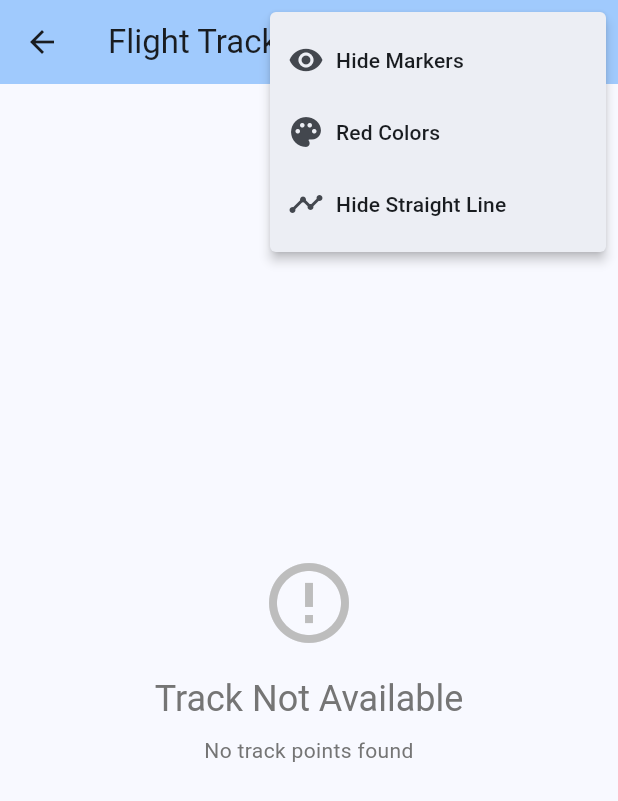
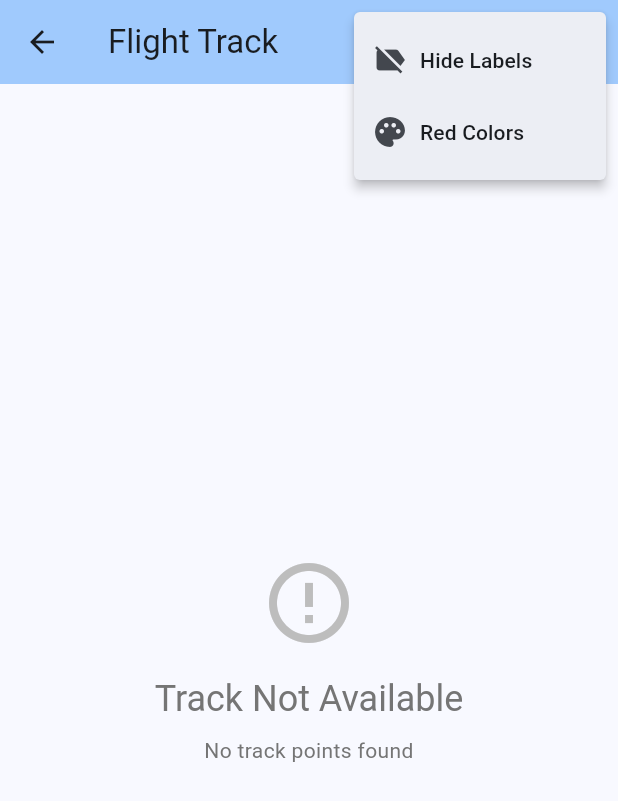
Before and after one commit to Kevin-McIsaac/the_paragliding_app, a Flutter app: the FlightTrackCanvasScreen screen opened directly with empty values, after a tap on the "more vert" icon, on a phone screen of 412 x 824 dp. Shown: the top 801 px of the screen. Run offline on Flutter 3.47's test engine with Material 3 defaults, Android fonts, the phone set to English and light mode, and no system bars; our stand-ins replace file_picker, fl_chart, flutter_map, latlong2, shared_preferences, sqflite and 2 more; accounts and stored records are empty.

Commit message:
Merge show/hide markers and distance into single labels toggle
Combined the separate "Show/Hide Markers" and "Show/Hide Distance"
toggles into a unified "Show/Hide Labels" control. This simplifies
the UI and provides a cleaner user experience.

Changes:
- Replaced _showMarkers and _showStraightLine with single _showLabels state
- All visual labels now toggle together: launch/landing/highest markers,
  distance text, and distance line
- Updated SharedPreferences to use single 'flight_track_show_labels' key
- Simplified FAB menu with single toggle option
- Applied changes to both map and canvas views for consistency
- Fixed crosshairs to remain visible when labels are hidden

Fixes #3

🤖 Generated with [Claude Code](https://claude.ai/code)

Co-Authored-By: Claude <noreply@anthropic.com>

```diff
--- a/free_flight_log_app/lib/presentation/screens/flight_track_canvas_screen.dart
+++ b/free_flight_log_app/lib/presentation/screens/flight_track_canvas_screen.dart
@@ -22,8 +22,7 @@ class _FlightTrackCanvasScreenState extends State<FlightTrackCanvasScreen> {
 
   // Display options
   bool _showAltitudeColors = true;
-  bool _showMarkers = true;
-  bool _showStraightLine = true;
+  bool _showLabels = true;
 
   @override
   void initState() {
@@ -83,15 +82,9 @@ class _FlightTrackCanvasScreenState extends State<FlightTrackCanvasScreen> {
     });
   }
 
-  void _toggleMarkers() {
+  void _toggleLabels() {
     setState(() {
-      _showMarkers = !_showMarkers;
-    });
-  }
-
-  void _toggleStraightLine() {
-    setState(() {
-      _showStraightLine = !_showStraightLine;
+      _showLabels = !_showLabels;
     });
   }
 
@@ -105,25 +98,22 @@ class _FlightTrackCanvasScreenState extends State<FlightTrackCanvasScreen> {
           PopupMenuButton<String>(
             onSelected: (value) {
               switch (value) {
-                case 'markers':
-                  _toggleMarkers();
+                case 'labels':
+                  _toggleLabels();
                   break;
                 case 'colors':
                   _toggleAltitudeColors();
-                  break;
-                case 'straight_line':
-                  _toggleStraightLine();
                   break;
               }
             },
             itemBuilder: (context) => [
               PopupMenuItem(
-                value: 'markers',
+                value: 'labels',
                 child: Row(
                   children: [
-                    Icon(_showMarkers ? Icons.visibility : Icons.visibility_off),
+                    Icon(_showLabels ? Icons.label_off : Icons.label),
                     const SizedBox(width: 8),
-                    Text('${_showMarkers ? 'Hide' : 'Show'} Markers'),
+                    Text('${_showLabels ? 'Hide' : 'Show'} Labels'),
                   ],
                 ),
               ),
@@ -134,16 +124,6 @@ class _FlightTrackCanvasScreenState extends State<FlightTrackCanvasScreen> {
                     Icon(_showAltitudeColors ? Icons.palette : Icons.palette_outlined),
                     const SizedBox(width: 8),
                     Text('${_showAltitudeColors ? 'Red' : 'Altitude'} Colors'),
-                  ],
-                ),
-              ),
-              PopupMenuItem(
-                value: 'straight_line',
-                child: Row(
-                  children: [
-                    Icon(_showStraightLine ? Icons.timeline : Icons.timeline_outlined),
-                    const SizedBox(width: 8),
-                    Text('${_showStraightLine ? 'Hide' : 'Show'} Straight Line'),
                   ],
                 ),
               ),
@@ -297,8 +277,7 @@ class _FlightTrackCanvasScreenState extends State<FlightTrackCanvasScreen> {
         painter: FlightTrackPainter(
           trackPoints: _trackPoints,
           showAltitudeColors: _showAltitudeColors,
-          showMarkers: _showMarkers,
-          showStraightLine: _showStraightLine,
+          showLabels: _showLabels,
           straightDistance: widget.flight.straightDistance,
         ),
       ),
@@ -309,15 +288,13 @@ class _FlightTrackCanvasScreenState extends State<FlightTrackCanvasScreen> {
 class FlightTrackPainter extends CustomPainter {
   final List<IgcPoint> trackPoints;
   final bool showAltitudeColors;
-  final bool showMarkers;
-  final bool showStraightLine;
+  final bool showLabels;
   final double? straightDistance;
 
   FlightTrackPainter({
     required this.trackPoints,
     required this.showAltitudeColors,
-    required this.showMarkers,
-    required this.showStraightLine,
+    required this.showLabels,
     this.straightDistance,
   });
 
@@ -350,7 +327,7 @@ class FlightTrackPainter extends CustomPainter {
     }).toList();
 
     // Draw straight line (behind the track)
-    if (showStraightLine && screenPoints.length >= 2) {
+    if (showLabels && screenPoints.length >= 2) {
       _drawStraightLine(canvas, screenPoints.first, screenPoints.last);
     }
 
@@ -364,7 +341,7 @@ class FlightTrackPainter extends CustomPainter {
     }
 
     // Draw markers
-    if (showMarkers && trackPoints.isNotEmpty) {
+    if (showLabels && trackPoints.isNotEmpty) {
       _drawMarkers(canvas, screenPoints, altitudes, minAlt, maxAlt);
     }
 
@@ -619,8 +596,7 @@ class FlightTrackPainter extends CustomPainter {
   bool shouldRepaint(FlightTrackPainter oldDelegate) {
     return trackPoints != oldDelegate.trackPoints ||
            showAltitudeColors != oldDelegate.showAltitudeColors ||
-           showMarkers != oldDelegate.showMarkers ||
-           showStraightLine != oldDelegate.showStraightLine ||
+           showLabels != oldDelegate.showLabels ||
            straightDistance != oldDelegate.straightDistance;
   }
 }
--- a/free_flight_log_app/lib/presentation/widgets/flight_track_widget.dart
+++ b/free_flight_log_app/lib/presentation/widgets/flight_track_widget.dart
@@ -90,8 +90,7 @@ class _FlightTrackWidgetState extends State<FlightTrackWidget> {
   String? _error;
 
   // Map display options with persistent settings for full screen mode
-  bool _showMarkers = true;
-  bool _showStraightLine = true;
+  bool _showLabels = true;
   bool _showSatelliteView = false;
 
   // Currently hovered track point for real-time feedback
@@ -102,9 +101,6 @@ class _FlightTrackWidgetState extends State<FlightTrackWidget> {
     super.initState();
     if (!widget.config.embedded) {
       _loadSavedPreferences();
-    } else {
-      // For embedded mode, use config defaults
-      _showStraightLine = widget.config.showStraightLine;
     }
     _loadTrackData();
   }
@@ -112,8 +108,8 @@ class _FlightTrackWidgetState extends State<FlightTrackWidget> {
   Future<void> _loadSavedPreferences() async {
     final prefs = await SharedPreferences.getInstance();
     setState(() {
-      _showMarkers = prefs.getBool('flight_track_show_markers') ?? true;
-      _showStraightLine = prefs.getBool('flight_track_show_straight_line') ?? true;
+      _showLabels = prefs.getBool('flight_track_show_labels') ??
+          (prefs.getBool('flight_track_show_markers') ?? true); // Backward compatibility
       _showSatelliteView = prefs.getBool('flight_track_show_satellite') ?? false;
     });
   }
@@ -171,7 +167,7 @@ class _FlightTrackWidgetState extends State<FlightTrackWidget> {
     polylines.addAll(_createClimbRateColoredPolylines());
 
     // Create straight line polyline if enabled
-    if (_showStraightLine && _trackPoints.length >= 2) {
+    if (_showLabels && _trackPoints.length >= 2) {
       final launchPoint = LatLng(_trackPoints.first.latitude, _trackPoints.first.longitude);
       final landingPoint = LatLng(_trackPoints.last.latitude, _trackPoints.last.longitude);
 
@@ -252,13 +248,17 @@ class _FlightTrackWidgetState extends State<FlightTrackWidget> {
   }
 
   void _createMarkers() {
-    if (_trackPoints.isEmpty || !_showMarkers) {
+    if (_trackPoints.isEmpty) {
       setState(() {
         _markers = [];
       });
       return;
     }
 
+    final markers = <Marker>[];
+
+    // Add label markers if enabled
+    if (_showLabels) {
       final startPoint = _trackPoints.first;
       final endPoint = _trackPoints.last;
 
@@ -267,7 +267,7 @@ class _FlightTrackWidgetState extends State<FlightTrackWidget> {
         (a, b) => a.gpsAltitude > b.gpsAltitude ? a : b
       );
 
-    final markers = <Marker>[
+      markers.addAll([
         Marker(
           point: LatLng(startPoint.latitude, startPoint.longitude),
           child: _buildMarkerIcon(Colors.green, 'L'),
@@ -286,9 +286,10 @@ class _FlightTrackWidgetState extends State<FlightTrackWidget> {
           width: 40,
           height: 40,
         ),
-    ];
-
-    // Add crosshairs markers for interactive mode
+      ]);
+    }
+
+    // Add crosshairs markers for interactive mode (always shown when hovering)
     if (widget.config.interactive && _hoveredPointIndex != null) {
       if (_hoveredPointIndex! < _trackPoints.length) {
         final hoveredPoint = _trackPoints[_hoveredPointIndex!];
@@ -307,8 +308,8 @@ class _FlightTrackWidgetState extends State<FlightTrackWidget> {
       }
     }
 
-    // Add straight distance marker at midpoint if showing straight line
-    if (_showStraightLine && _trackPoints.length >= 2 && widget.flight.straightDistance != null) {
+    // Add straight distance marker at midpoint if showing labels
+    if (_showLabels && _trackPoints.length >= 2 && widget.flight.straightDistance != null) {
       final startPoint = _trackPoints.first;
       final endPoint = _trackPoints.last;
       final midLat = (startPoint.latitude + endPoint.latitude) / 2;
@@ -451,28 +452,16 @@ class _FlightTrackWidgetState extends State<FlightTrackWidget> {
   }
 
   // FAB Controls (only for full screen mode)
-  void _toggleMarkers() async {
+  void _toggleLabels() async {
     setState(() {
-      _showMarkers = !_showMarkers;
+      _showLabels = !_showLabels;
     });
     _createMarkers();
+    _createPolylines();
 
     if (!widget.config.embedded) {
       final prefs = await SharedPreferences.getInstance();
-      await prefs.setBool('flight_track_show_markers', _showMarkers);
-    }
-  }
-
-  void _toggleStraightLine() async {
-    setState(() {
-      _showStraightLine = !_showStraightLine;
-    });
-    _createPolylines();
-    _createMarkers();
-
-    if (!widget.config.embedded) {
-      final prefs = await SharedPreferences.getInstance();
-      await prefs.setBool('flight_track_show_straight_line', _showStraightLine);
+      await prefs.setBool('flight_track_show_labels', _showLabels);
     }
   }
 
@@ -590,11 +579,8 @@ class _FlightTrackWidgetState extends State<FlightTrackWidget> {
           icon: const Icon(Icons.layers, size: 20),
           onSelected: (value) {
             switch (value) {
-              case 'markers':
-                _toggleMarkers();
-                break;
-              case 'straight_line':
-                _toggleStraightLine();
+              case 'labels':
+                _toggleLabels();
                 break;
               case 'satellite':
                 _toggleSatelliteView();
@@ -606,22 +592,12 @@ class _FlightTrackWidgetState extends State<FlightTrackWidget> {
           },
           itemBuilder: (context) => [
             PopupMenuItem(
-              value: 'markers',
+              value: 'labels',
               child: Row(
                 children: [
-                  Icon(_showMarkers ? Icons.visibility : Icons.visibility_off),
+                  Icon(_showLabels ? Icons.label_off : Icons.label),
                   const SizedBox(width: 8),
-                  Text('${_showMarkers ? 'Hide' : 'Show'} Markers'),
-                ],
-              ),
-            ),
-            PopupMenuItem(
-              value: 'straight_line',
-              child: Row(
-                children: [
-                  Icon(_showStraightLine ? Icons.timeline : Icons.timeline_outlined),
-                  const SizedBox(width: 8),
-                  Text('${_showStraightLine ? 'Hide' : 'Show'} Distance'),
+                  Text('${_showLabels ? 'Hide' : 'Show'} Labels'),
                 ],
               ),
             ),
```
Lines whose indentation alone changed are shown as unchanged.
